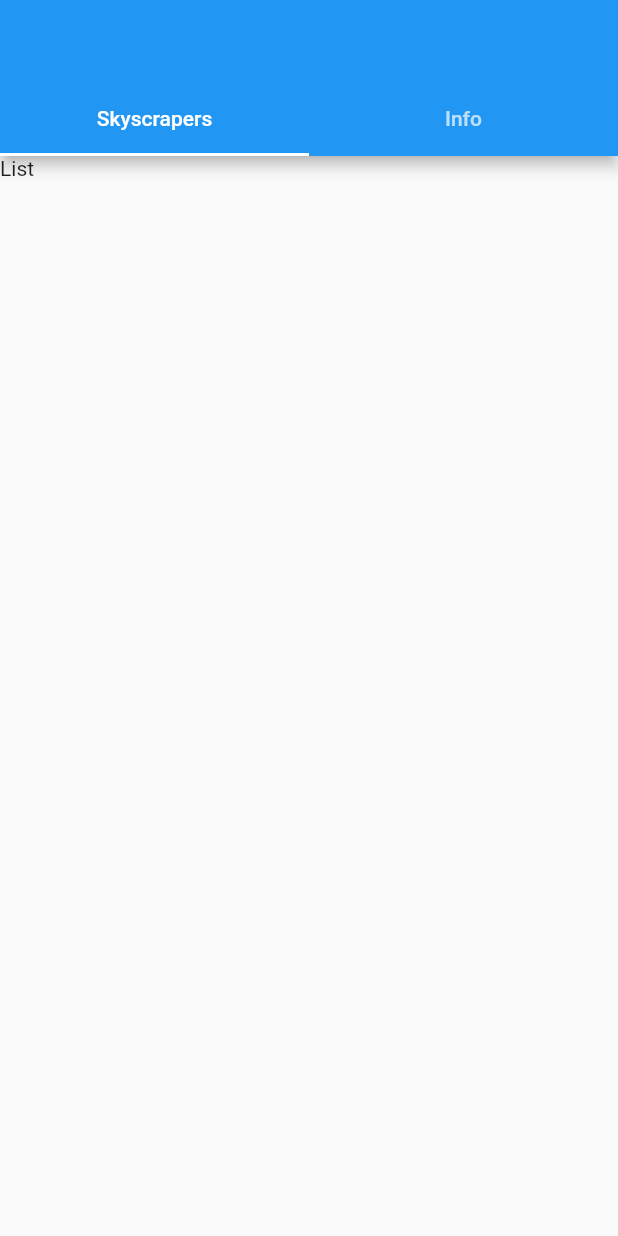
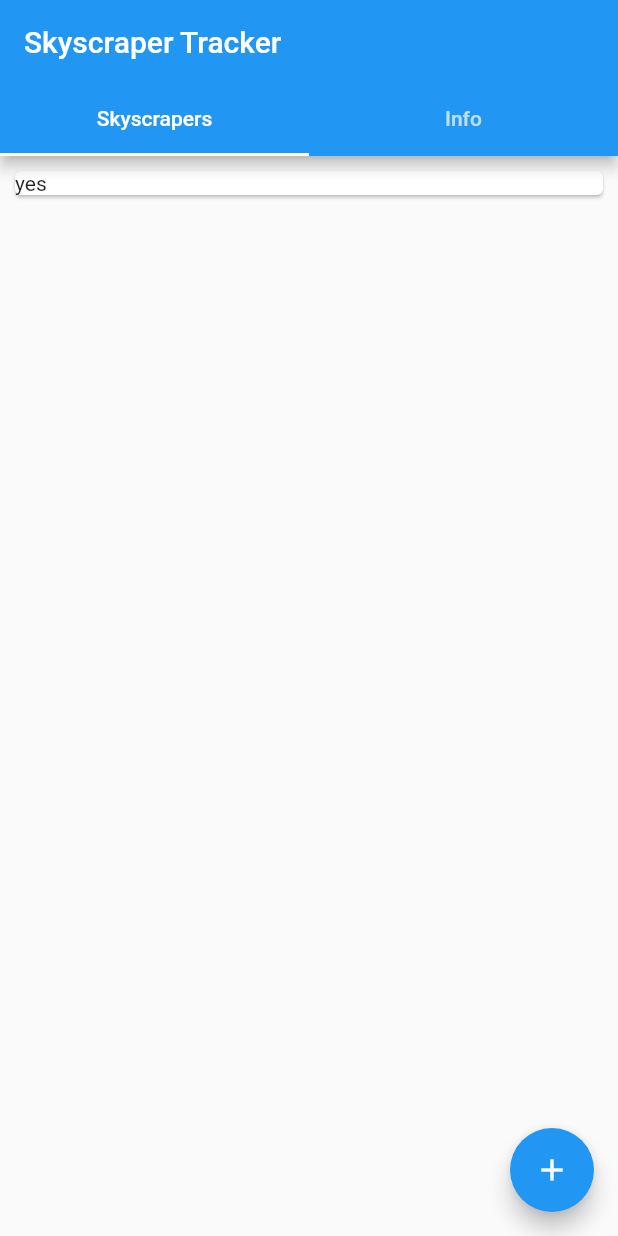
Before and after one commit to TheMkrage/Skyscraper-Tracker, a Flutter app: the screen it shows after launch, on a phone screen of 412 x 824 dp. Run offline on Flutter 3.47's test engine with Material 2 defaults, Android fonts, the phone set to English and light mode, and no system bars; statements that could not run were skipped.

Commit message:
displaying skyscraper row

```diff
--- a/lib/main.dart
+++ b/lib/main.dart
@@ -1,3 +1,4 @@
+import 'package:SkyscraperTracker/model/skyscraper.dart';
 import 'package:SkyscraperTracker/skyscraper_list_page.dart';
 import 'package:flutter/material.dart';
 
@@ -36,16 +37,6 @@ class MyApp extends StatelessWidget {
 
 class MyHomePage extends StatefulWidget {
   MyHomePage({Key key, this.title}) : super(key: key);
-
-  // This widget is the home page of your application. It is stateful, meaning
-  // that it has a State object (defined below) that contains fields that affect
-  // how it looks.
-
-  // This class is the configuration for the state. It holds the values (in this
-  // case the title) provided by the parent (in this case the App widget) and
-  // used by the build method of the State. Fields in a Widget subclass are
-  // always marked "final".
-
   final String title;
 
   @override
@@ -53,11 +44,7 @@ class MyHomePage extends StatefulWidget {
 }
 
 class _MyHomePageState extends State<MyHomePage> {
-  @override
-  void initState() {
-    super.initState();
-  }
-
+  List<Skyscraper> _skyscrapers = [Skyscraper(name: "yes")];
   final List<Tab> tabs = <Tab>[
     Tab(text: 'Skyscrapers'),
     Tab(text: 'Info'),
@@ -65,17 +52,22 @@ class _MyHomePageState extends State<MyHomePage> {
 
   @override
   Widget build(BuildContext context) {
+    print(_skyscrapers);
     return DefaultTabController(
         length: tabs.length,
-        // The Builder widget is used to have a different BuildContext to access
-        // closest DefaultTabController.
         child: Scaffold(
           appBar: AppBar(
+            title: Text("Skyscraper Tracker"),
             bottom: TabBar(
               tabs: tabs,
             ),
           ),
-          body: TabBarView(children: [SkyscraperListPage(), InfoPage()]),
+          body: TabBarView(children: [
+            SkyscraperListPage(
+              skyscrapers: _skyscrapers,
+            ),
+            InfoPage()
+          ]),
         ));
   }
 }
--- /dev/null
+++ b/lib/model/skyscraper.dart
@@ -0,0 +1,4 @@
+class Skyscraper {
+  Skyscraper({this.name});
+  final name;
+}
--- /dev/null
+++ b/lib/row/skyscraper_row.dart
@@ -0,0 +1,12 @@
+import 'package:SkyscraperTracker/model/skyscraper.dart';
+import 'package:flutter/material.dart';
+
+class SkyscraperRow extends StatelessWidget {
+  SkyscraperRow({@required this.skyscraper});
+  final Skyscraper skyscraper;
+
+  @override
+  Widget build(BuildContext context) {
+    return Card(child: Text(this.skyscraper.name));
+  }
+}
--- a/lib/skyscraper_list_page.dart
+++ b/lib/skyscraper_list_page.dart
@@ -1,6 +1,13 @@
+import 'package:SkyscraperTracker/row/skyscraper_row.dart';
 import 'package:flutter/material.dart';
 
+import 'model/skyscraper.dart';
+
 class SkyscraperListPage extends StatefulWidget {
+  const SkyscraperListPage({Key key, @required this.skyscrapers})
+      : super(key: key);
+  final List<Skyscraper> skyscrapers;
+
   @override
   State<StatefulWidget> createState() {
     return _SkyscraperListPage();
@@ -10,6 +17,24 @@ class SkyscraperListPage extends StatefulWidget {
 class _SkyscraperListPage extends State<SkyscraperListPage> {
   @override
   Widget build(BuildContext context) {
-    return Text("List");
+    print(this.widget.skyscrapers);
+    return Scaffold(
+      body: ListView.builder(
+        padding: const EdgeInsets.all(6),
+        itemCount: this.widget.skyscrapers.length,
+        itemBuilder: (BuildContext context, int index) {
+          return SkyscraperRow(
+            skyscraper: this.widget.skyscrapers[index],
+          );
+        },
+      ),
+      floatingActionButton: FloatingActionButton(
+        tooltip: 'Add Skyscraper',
+        onPressed: () {
+          Navigator.push(context, route)
+        },
+        child: const Icon(Icons.add),
+      ),
+    );
   }
 }
```
Also changed, not shown: 3 other files.
